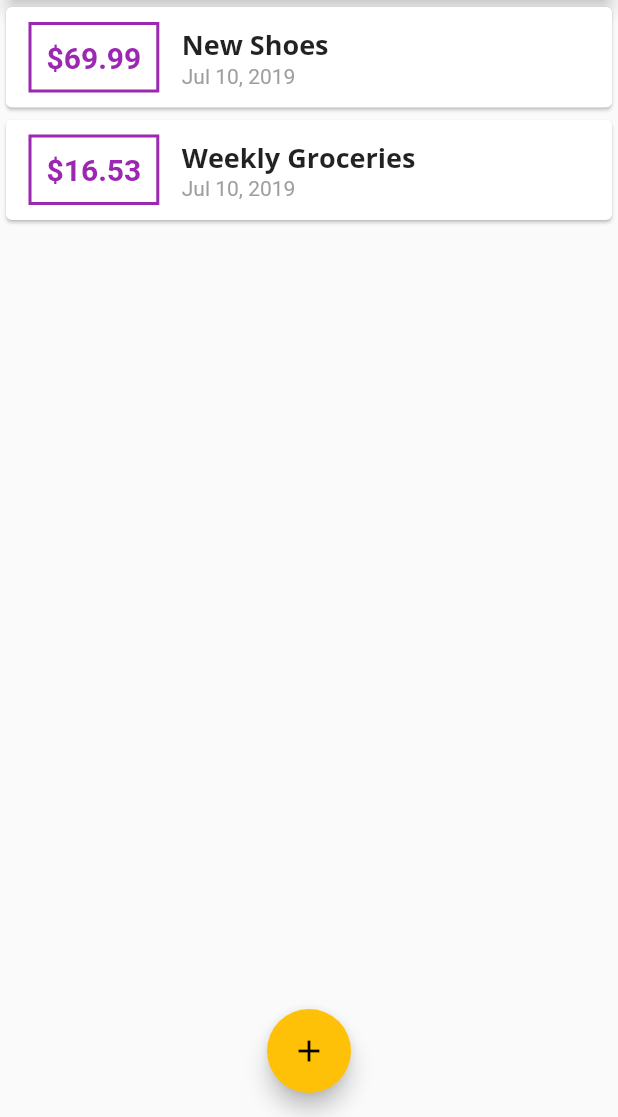
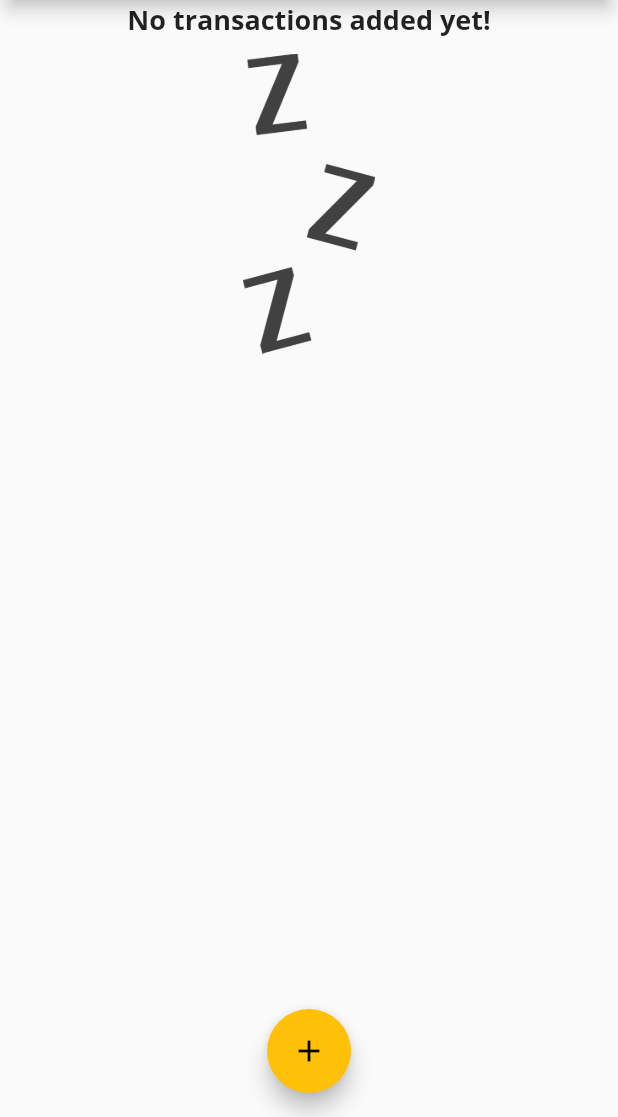
Before and after one commit to madebyrh/personal-expenses-app, a Flutter app: the screen it shows after launch, on a phone screen of 412 x 824 dp, the part 119-1236 px from its top. Run offline on Flutter 3.47's test engine with Material 2 defaults, Android fonts, the phone set to English and light mode, and no system bars; Roboto replaces fonts that are missing (Open Sans).

```diff
--- a/lib/main.dart
+++ b/lib/main.dart
@@ -45,18 +45,18 @@ class MyHomePage extends StatefulWidget {
 
 class _MyHomePageState extends State<MyHomePage> {
   final List<Transaction> _userTransactions = [
-    Transaction(
-      id: 't1',
-      title: 'New Shoes',
-      amount: 69.99,
-      date: DateTime.now(),
-    ),
-    Transaction(
-      id: 't2',
-      title: 'Weekly Groceries',
-      amount: 16.53,
-      date: DateTime.now(),
-    ),
+    // Transaction(
+    //   id: 't1',
+    //   title: 'New Shoes',
+    //   amount: 69.99,
+    //   date: DateTime.now(),
+    // ),
+    // Transaction(
+    //   id: 't2',
+    //   title: 'Weekly Groceries',
+    //   amount: 16.53,
+    //   date: DateTime.now(),
+    // ),
   ];
 
   void _addNewTransaction(String txTitle, double txAmount) {
--- a/lib/widgets/transaction_list.dart
+++ b/lib/widgets/transaction_list.dart
@@ -11,7 +11,28 @@ class TransactionList extends StatelessWidget {
     return Container(
       height: 300,
       //child: Column(
-      child: ListView.builder(
+      child: transactions.isEmpty
+          ? Column(
+              children: <Widget>[
+                Text(
+                  'No transactions added yet!',
+                  style: Theme.of(context).textTheme.title,
+                ),
+                //間隔調整のため
+                SizedBox(
+                  height: 10,
+                ),
+                Container(
+                  // Imageの大きさ変更が適用できるようContainerでラップ
+                  height: 200,
+                  child: Image.asset(
+                    'assets/images/waiting.png',
+                    fit: BoxFit.cover,
+                  ),
+                ),
+              ],
+            )
+          : ListView.builder(
               itemBuilder: (ctx, index) {
                 return Card(
                   child: Row(
--- a/pubspec.yaml
+++ b/pubspec.yaml
@@ -42,7 +42,8 @@ flutter:
   uses-material-design: true
 
   # To add assets to your application, add an assets section, like this:
-  # assets:
+  assets:
+    - assets/images/waiting.png
   #  - images/a_dot_burr.jpeg
   #  - images/a_dot_ham.jpeg
 
```
Also changed, not shown: assets/images/waiting.png (added). Lines whose indentation alone changed are shown as unchanged.
